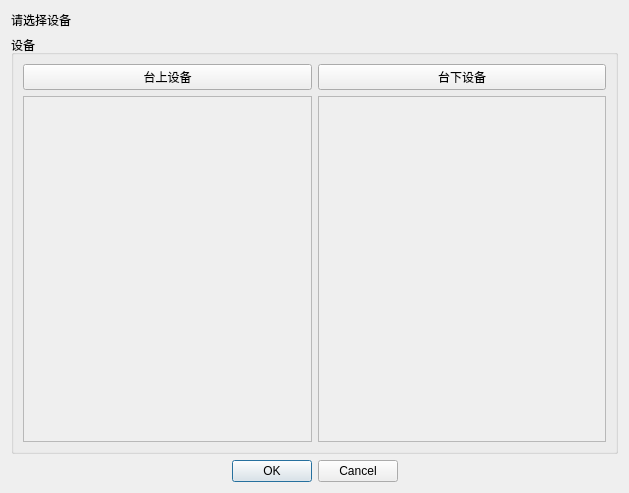
This is ui/independentctrlwidget.ui in niuyuxin/touchScreen as Qt 5 draws it before an edit. The edited form follows.
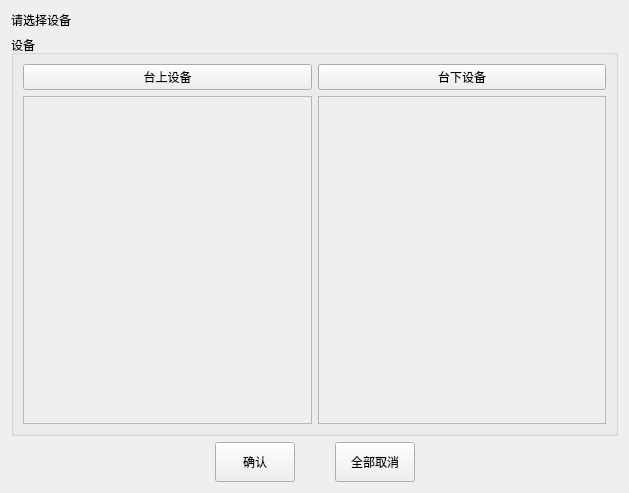
This is the edited form.

Commit message: disable check box mutex for setting device widget

Diff of the .ui file:
```diff
--- a/ui/independentctrlwidget.ui
+++ b/ui/independentctrlwidget.ui
@@ -82,7 +82,7 @@
              <x>0</x>
              <y>0</y>
              <width>290</width>
-             <height>361</height>
+             <height>342</height>
             </rect>
            </property>
           </widget>
@@ -99,7 +99,7 @@
              <x>0</x>
              <y>0</y>
              <width>289</width>
-             <height>361</height>
+             <height>342</height>
             </rect>
            </property>
           </widget>
@@ -111,14 +111,69 @@
     </widget>
    </item>
    <item>
-    <widget class="QDialogButtonBox" name="confirmButtonBox">
-     <property name="standardButtons">
-      <set>QDialogButtonBox::Cancel|QDialogButtonBox::Ok</set>
+    <layout class="QHBoxLayout" name="horizontalLayout">
+     <property name="spacing">
+      <number>40</number>
      </property>
-     <property name="centerButtons">
-      <bool>true</bool>
-     </property>
-    </widget>
+     <item>
+      <spacer name="horizontalSpacer">
+       <property name="orientation">
+        <enum>Qt::Horizontal</enum>
+       </property>
+       <property name="sizeHint" stdset="0">
+        <size>
+         <width>40</width>
+         <height>20</height>
+        </size>
+       </property>
+      </spacer>
+     </item>
+     <item>
+      <widget class="QPushButton" name="confirmPushButton">
+       <property name="minimumSize">
+        <size>
+         <width>0</width>
+         <height>40</height>
+        </size>
+       </property>
+       <property name="text">
+        <string>确认</string>
+       </property>
+       <property name="checkable">
+        <bool>true</bool>
+       </property>
+      </widget>
+     </item>
+     <item>
+      <widget class="QPushButton" name="cancelPushButton">
+       <property name="minimumSize">
+        <size>
+         <width>0</width>
+         <height>40</height>
+        </size>
+       </property>
+       <property name="text">
+        <string>全部取消</string>
+       </property>
+       <property name="checkable">
+        <bool>true</bool>
+       </property>
+      </widget>
+     </item>
+     <item>
+      <spacer name="horizontalSpacer_2">
+       <property name="orientation">
+        <enum>Qt::Horizontal</enum>
+       </property>
+       <property name="sizeHint" stdset="0">
+        <size>
+         <width>40</width>
+         <height>20</height>
+        </size>
+       </property>
+      </spacer>
+     </item>
+    </layout>
    </item>
   </layout>
  </widget>
```
The commit also changes 3 other files.
